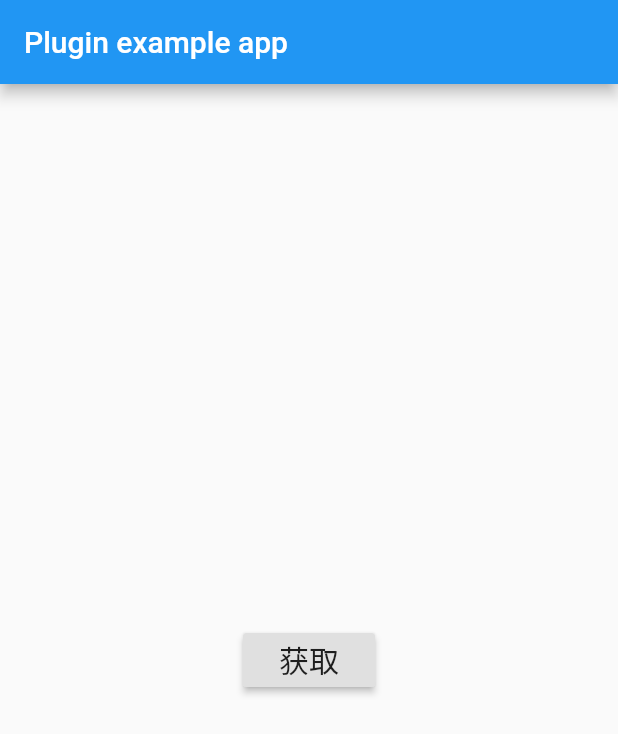
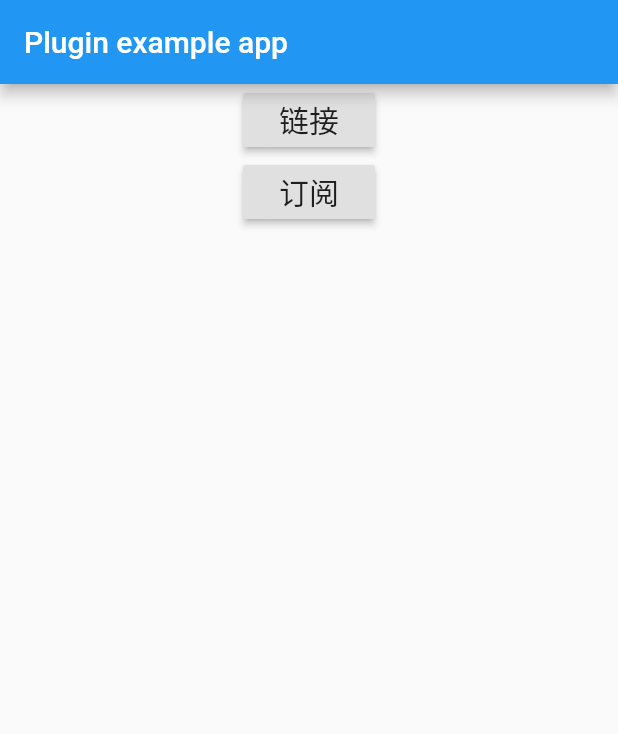
Before and after one commit to garraly/flutter-paho-mqtt, a Flutter app: the screen it shows after launch, on a phone screen of 412 x 824 dp. Shown: the top 734 px of the screen. Run offline on Flutter 3.47's test engine with Material 2 defaults, Android fonts, the phone set to English and light mode, and no system bars.

Commit message:
fix 完善example

```diff
--- a/example/lib/main.dart
+++ b/example/lib/main.dart
@@ -14,9 +14,15 @@ class _MyAppState extends State<MyApp> {
     super.initState();
   }
 
+  void _getInstance() {
+    FlutterAndroidMqtt.listenMessage((MqttStatus status, String msg){
+     print('listener-----------------> '+ MqttStatusExtension.values[status] + msg);
+    });
+    FlutterAndroidMqtt.connect(serverUri: null, clientId: null, userName: null, password: null);
+  }
 
-  void _getInstance() {
-
+  void _sub () {
+    FlutterAndroidMqtt.subscribe(subscriptionTopic: null, qos: null);
   }
 
   @override
@@ -27,10 +33,18 @@ class _MyAppState extends State<MyApp> {
         title: const Text('Plugin example app'),
       ),
       body: Center(
-        child: RaisedButton(
-          onPressed: _getInstance,
-          child: const Text('获取', style: TextStyle(fontSize: 20)),
-        ),
+        child: Column(
+          children: <Widget>[
+            RaisedButton(
+              onPressed: _getInstance,
+              child: const Text('链接', style: TextStyle(fontSize: 20)),
+            ),
+            RaisedButton(
+              onPressed: _sub,
+              child: const Text('订阅', style: TextStyle(fontSize: 20)),
+            ),
+          ],
+        )
       ),
     ));
   }
--- a/lib/flutter_android_mqtt.dart
+++ b/lib/flutter_android_mqtt.dart
@@ -1,8 +1,7 @@
-import 'dart:async';
+import 'dart:io';
 
 import 'package:flutter/cupertino.dart';
 import 'package:flutter/services.dart';
-import 'package:flutter_android_mqtt/entities/enum/MqttCallbackEnum.dart';
 
 class FlutterAndroidMqtt {
   static const String CONNECT = "CONNECT";
@@ -20,6 +19,7 @@ class FlutterAndroidMqtt {
     @required String userName,
     @required String password,
   }) {
+    if (Platform.isAndroid) {
       _channel.invokeMethod(CONNECT, {
         "serverUri": serverUri,
         "clientId": clientId,
@@ -27,15 +27,19 @@ class FlutterAndroidMqtt {
         "password": password,
       });
     }
+  }
 
   static void subscribe({@required String subscriptionTopic, @required int qos}) {
-    _channel.invokeListMethod(SUBSCRIBE,{
+    if (Platform.isAndroid) {
+      _channel.invokeListMethod(SUBSCRIBE, {
         "subscriptionTopic": subscriptionTopic,
         "qos": qos,
       });
     }
+  }
 
   static void listenMessage(Function(MqttStatus, String) callback) {
+    if (Platform.isAndroid) {
       eventChannel.receiveBroadcastStream().listen((data) {
         if (callback != null) {
           callback(data.key, data.value);
@@ -43,3 +47,40 @@ class FlutterAndroidMqtt {
       });
     }
   }
+}
+
+enum MqttStatus {
+  CONNECT_SUCCESS,
+  CONNECT_FAIL,
+  CONNECT_LOST,
+  SUBSCRIBE_SUCCESS,
+  SUBSCRIBE_FAIL,
+  RECONNECT,
+  MESSAGE_ARRIVED,
+}
+
+extension MqttStatusExtension on MqttStatus {
+  static const values = {
+    MqttStatus.CONNECT_SUCCESS: "CONNECT_SUCCESS",
+    MqttStatus.CONNECT_FAIL: "CONNECT_FAIL",
+    MqttStatus.CONNECT_LOST: "CONNECT_LOST",
+    MqttStatus.SUBSCRIBE_SUCCESS: "SUBSCRIBE_SUCCESS",
+    MqttStatus.SUBSCRIBE_FAIL: "SUBSCRIBE_FAIL",
+    MqttStatus.RECONNECT: "RECONNECT",
+    MqttStatus.MESSAGE_ARRIVED: "MESSAGE_ARRIVED",
+  };
+
+  static const keys = {
+    "CONNECT_SUCCESS": MqttStatus.CONNECT_SUCCESS,
+    "CONNECT_FAIL": MqttStatus.CONNECT_FAIL,
+    "CONNECT_LOST": MqttStatus.CONNECT_LOST,
+    "SUBSCRIBE_SUCCESS": MqttStatus.SUBSCRIBE_SUCCESS,
+    "SUBSCRIBE_FAIL": MqttStatus.SUBSCRIBE_FAIL,
+    "RECONNECT": MqttStatus.RECONNECT,
+    "MESSAGE_ARRIVED": MqttStatus.MESSAGE_ARRIVED,
+  };
+
+  String get value => values[this];
+
+  MqttStatus get key => keys[this];
+}
```
Also changed, not shown: lib/entities/enum/MqttCallbackEnum.dart (deleted, +0 -35 lines), 2 other files. Lines whose indentation alone changed are shown as unchanged.
